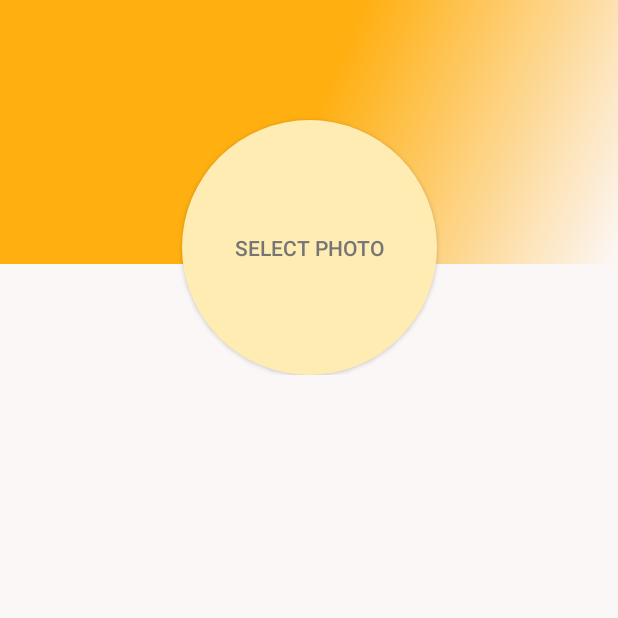
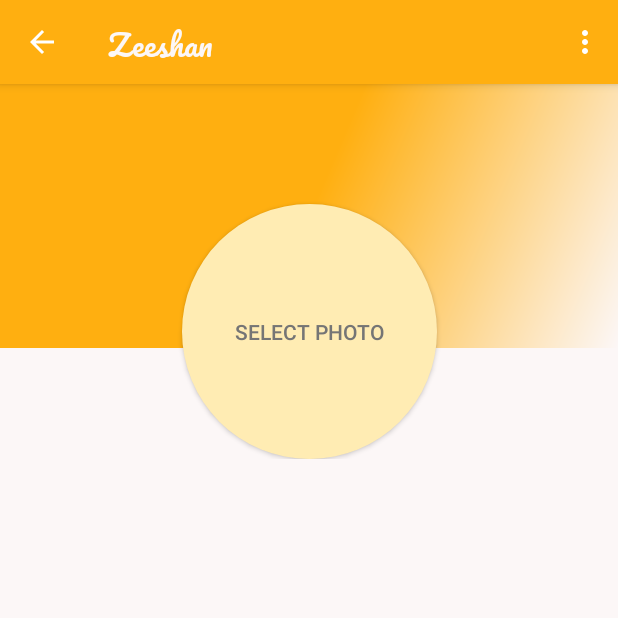
Before and after one commit to zeeshanayaz/CampusRecruitmentSystem, an Android app: the ProfileActivity screen opened directly, with no data from a screen before it, on a phone screen of 412 x 824 dp, the top half of it. Run offline under Robolectric (Android 15) with nearby library versions, the phone set to English and light mode, and no system bars; our stand-ins replace CircleImageView.

Commit message:
Toolbar and other Navigation Setting

```diff
--- a/app/build.gradle
+++ b/app/build.gradle
@@ -45,7 +45,7 @@ dependencies {
 //    Image Loader Glide Library
     implementation 'com.github.bumptech.glide:glide:4.9.0'
 
-    //    Firebase Dependencies
+//    Firebase Dependencies
     implementation 'com.google.firebase:firebase-core:16.0.8'
     implementation 'com.google.firebase:firebase-database:16.1.0'
     implementation 'com.google.firebase:firebase-firestore:18.2.0'
@@ -55,5 +55,9 @@ dependencies {
     implementation 'com.google.firebase:firebase-functions:16.3.0'
     implementation 'com.google.android.gms:play-services-base:16.1.0'
 
+//    Facebook Login
+    implementation 'com.facebook.android:facebook-login:[4,5)'
+
+
 }
 apply plugin: 'com.google.gms.google-services'
--- a/app/src/main/java/com/zeeshan/campusrecruitmentsystem/controller/dashboard/DashboardActivity.kt
+++ b/app/src/main/java/com/zeeshan/campusrecruitmentsystem/controller/dashboard/DashboardActivity.kt
@@ -28,10 +28,10 @@ class DashboardActivity : AppCompatActivity() , NavigationView.OnNavigationItemS
     override fun onCreate(savedInstanceState: Bundle?) {
         super.onCreate(savedInstanceState)
         setContentView(R.layout.activity_dashboard)
-        setSupportActionBar(my_toolbar)
+        setSupportActionBar(dashboardToolbar)
 
         val toggle = ActionBarDrawerToggle(
-            this, drawer_layout, my_toolbar, R.string.navigation_drawer_open, R.string.navigation_drawer_close
+            this, drawer_layout, dashboardToolbar, R.string.navigation_drawer_open, R.string.navigation_drawer_close
         )
         drawer_layout.addDrawerListener(toggle)
         toggle.syncState()
--- a/app/src/main/java/com/zeeshan/campusrecruitmentsystem/controller/profile/ProfileActivity.kt
+++ b/app/src/main/java/com/zeeshan/campusrecruitmentsystem/controller/profile/ProfileActivity.kt
@@ -2,17 +2,52 @@ package com.zeeshan.campusrecruitmentsystem.controller.profile
 
 import android.support.v7.app.AppCompatActivity
 import android.os.Bundle
+import android.view.Menu
+import android.view.MenuItem
+import android.widget.Toast
 import com.zeeshan.campusrecruitmentsystem.R
+import kotlinx.android.synthetic.main.activity_profile.*
 
 class ProfileActivity : AppCompatActivity() {
 
     override fun onCreate(savedInstanceState: Bundle?) {
         super.onCreate(savedInstanceState)
         setContentView(R.layout.activity_profile)
+        setSupportActionBar(profileToolbar)
+        getSupportActionBar()!!.setDisplayHomeAsUpEnabled(true)
+        getSupportActionBar()!!.setDisplayShowHomeEnabled(true)
+        supportActionBar!!.setTitle(R.string.temp_name)
+
 
         supportFragmentManager
             .beginTransaction()
             .add(R.id.containerProfile, MyProfileFragment())
             .commit()
     }
+
+    // don't forget click listener for back button
+    override fun onSupportNavigateUp(): Boolean {
+        finish()
+        return true
+    }
+
+    override fun onCreateOptionsMenu(menu: Menu?): Boolean {
+        menuInflater.inflate(R.menu.profile_menu, menu)
+        return super.onCreateOptionsMenu(menu)
+    }
+
+    override fun onOptionsItemSelected(item: MenuItem?): Boolean {
+
+        when (item?.itemId) {
+            R.id.menu_profile_update -> {
+                Toast.makeText(this, "Update Profile", Toast.LENGTH_SHORT).show()
+                return true
+            }
+            R.id.menu_download_cv -> {
+                Toast.makeText(this, "Download CV", Toast.LENGTH_SHORT).show()
+                return true
+            }
+        }
+        return super.onOptionsItemSelected(item)
+    }
 }
--- a/app/src/main/java/com/zeeshan/campusrecruitmentsystem/controller/registration/LogInFragment.kt
+++ b/app/src/main/java/com/zeeshan/campusrecruitmentsystem/controller/registration/LogInFragment.kt
@@ -84,6 +84,11 @@ class LogInFragment : Fragment() {
             }
         }
 
+////        Facebook Login Button
+//        facebookLoginButton.setOnClickListener {
+//            Snackbar.make(it,"Beta Version. Facebook Login is not supported right now...",Snackbar.LENGTH_SHORT).show()
+//        }
+
         loginCreateUserBtn.setOnClickListener {
             activity!!.supportFragmentManager
                 .beginTransaction()
--- a/app/src/main/res/layout/activity_dashboard.xml
+++ b/app/src/main/res/layout/activity_dashboard.xml
@@ -22,10 +22,8 @@
             android:layout_height="match_parent"
             android:layout_gravity="start"
             android:fitsSystemWindows="true"
+            android:theme="@style/NavigationStyle"
             app:headerLayout="@layout/nav_header_dashboard"
             app:menu="@menu/activity_dashboard_drawer"/>
 
-
-
-
 </android.support.v4.widget.DrawerLayout>
--- a/app/src/main/res/layout/activity_profile.xml
+++ b/app/src/main/res/layout/activity_profile.xml
@@ -6,13 +6,24 @@
         android:layout_width="match_parent"
         android:layout_height="match_parent"
         tools:context=".controller.profile.ProfileActivity">
+
+    <android.support.v7.widget.Toolbar
+            android:id="@+id/profileToolbar"
+            android:layout_width="match_parent"
+            android:layout_height="?attr/actionBarSize"
+            android:background="@color/colorPrimary"
+            android:elevation="4dp"
+            app:titleTextColor="@color/textColor"
+            android:theme="@style/AppTheme.AppBarOverlay"
+            app:popupTheme="@style/AppTheme.PopupOverlay"/>
+
     <FrameLayout
             android:id="@+id/containerProfile"
             android:background="@color/textColor"
             android:layout_width="0dp"
             android:layout_height="0dp"
-            app:layout_constraintTop_toTopOf="parent"
             app:layout_constraintStart_toStartOf="parent"
             app:layout_constraintEnd_toEndOf="parent"
-            app:layout_constraintBottom_toBottomOf="parent"/>
+            app:layout_constraintBottom_toBottomOf="parent"
+            app:layout_constraintTop_toBottomOf="@+id/profileToolbar"/>
 </android.support.constraint.ConstraintLayout>
--- /dev/null
+++ b/app/src/main/res/menu/profile_menu.xml
@@ -0,0 +1,15 @@
+<?xml version="1.0" encoding="utf-8"?>
+<menu xmlns:android="http://schemas.android.com/apk/res/android">
+
+    <item
+            android:id="@+id/menu_profile_update"
+            android:title="@string/update_profile"
+    />
+
+    <item
+            android:id="@+id/menu_download_cv"
+            android:title="@string/download_cv"
+    />
+
+
+</menu>
--- a/app/src/main/res/values/strings.xml
+++ b/app/src/main/res/values/strings.xml
@@ -35,4 +35,12 @@
     <string name="pmb">PMB</string>
     <string name="communicate">Communicate</string>
     <string name="select_photo">Select Photo</string>
+    <string name="update_profile">Update Profile</string>
+    <string name="download_cv">Download CV</string>
+    <string name="temp_name">Zeeshan</string>
+
+
+    <!--Facebook Login-->
+    <!--<string name="facebook_app_id">393372550994986</string>-->
+    <!--<string name="fb_login_protocol_scheme">fb393372550994986</string>-->
 </resources>
--- a/app/src/main/res/values/styles.xml
+++ b/app/src/main/res/values/styles.xml
@@ -19,13 +19,19 @@
     <style name="ActionBarPopupThemeOverlay">
         <item name="android:theme">@style/ActionBarPopupThemeOverlay</item>
     </style>
-    <style name="AppTheme.AppBarOverlay" parent="ThemeOverlay.AppCompat.Dark.ActionBar"/>
-    <style name="AppTheme.PopupOverlay" parent="ThemeOverlay.AppCompat.Light"/>
+    <style name="AppTheme.AppBarOverlay" parent="ThemeOverlay.AppCompat.Dark.ActionBar">
+        <item name="android:fontFamily">@font/pacifico</item>
+    </style>
+    <style name="AppTheme.PopupOverlay" parent="ThemeOverlay.AppCompat.Light">
+        <item name="android:fontFamily">@font/poppins</item>
+    </style>
 
     <style name="splashScreenText">
-
         <item name="android:fontFamily">@font/poppins_bold</item>
         <item name="android:textColor">@android:color/white</item>
+    </style>
+    <style name="NavigationStyle">
+        <item name="android:fontFamily">@font/poppins_bold</item>
     </style>
 
     <style name="ButtonStyle">
@@ -35,5 +41,8 @@
         <item name="android:textAllCaps">false</item>
     </style>
 
+    <style name="ToolbarTheme" parent="ThemeOverlay.AppCompat.Light">
+        <item name="android:fontFamily">@font/pacifico</item>
+    </style>
 
 </resources>
```
Also changed, not shown: app/src/main/AndroidManifest.xml (+19 -2 lines), app/src/main/java/com/zeeshan/campusrecruitmentsystem/model/Student.kt (added, +13 -0 lines), app/src/main/res/layout/app_bar_dashboard.xml (+1 -17 lines), app/src/main/res/layout/fragment_log_in.xml (+15 -0 lines), app/src/main/res/font/pacifico.ttf (added).
